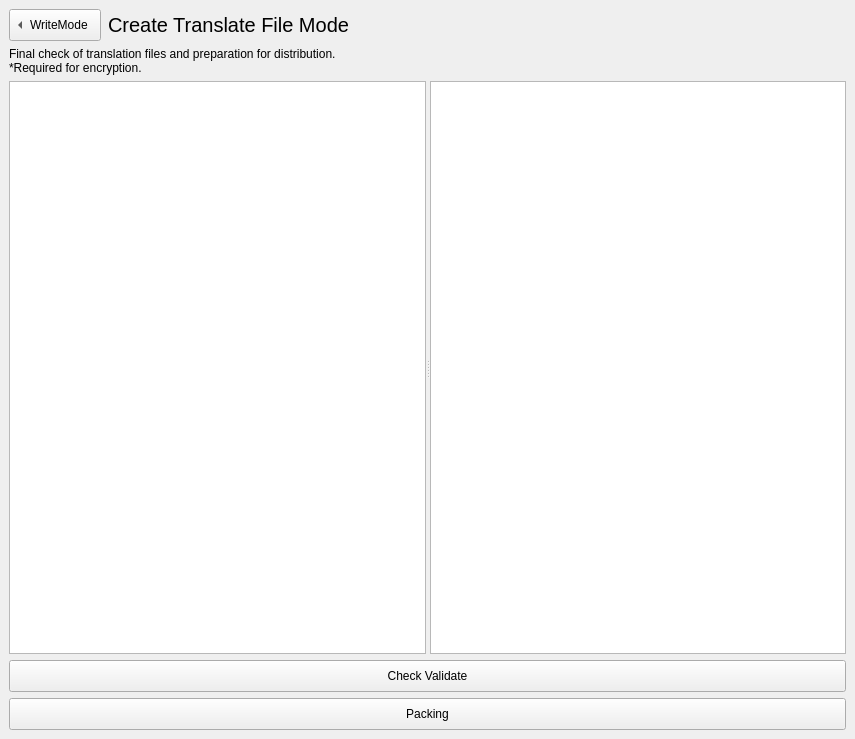
This is src/ui/PackingMode.ui in MUkoutyan/langscore-app as Qt 5 draws it before an edit. The edited form follows.
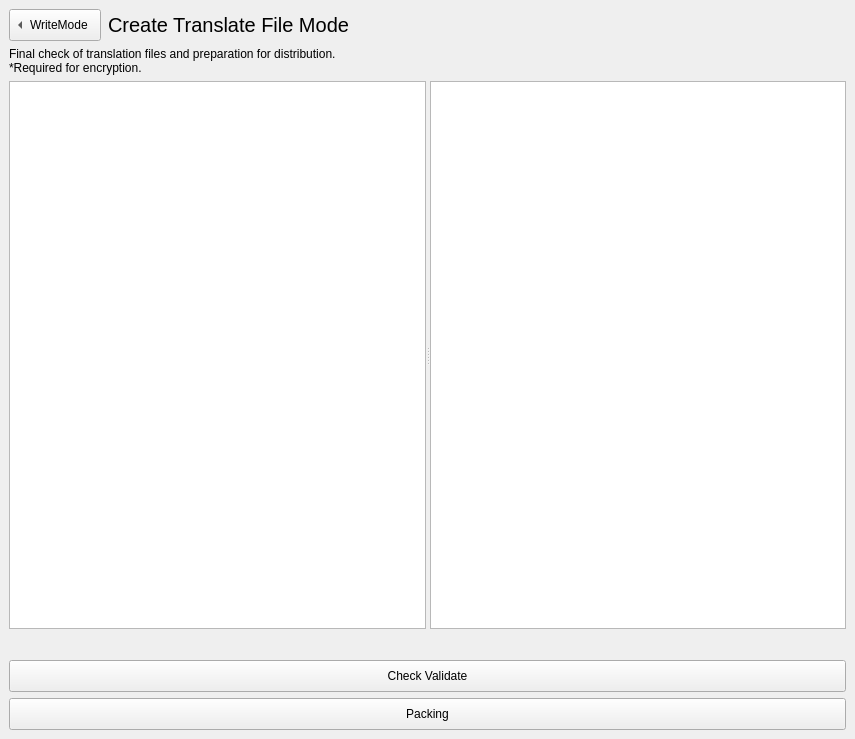
This is the edited form.

```diff
--- a/src/ui/PackingMode.ui
+++ b/src/ui/PackingMode.ui
@@ -13,7 +13,7 @@
   <property name="windowTitle">
    <string>Form</string>
   </property>
-  <layout class="QVBoxLayout" name="verticalLayout" stretch="0,0,1,0,0">
+  <layout class="QVBoxLayout" name="verticalLayout" stretch="0,0,1,0,0,0">
    <property name="spacing">
     <number>6</number>
    </property>
@@ -139,6 +139,22 @@
      </widget>
     </widget>
    </item>
+   <item>
+    <spacer name="verticalSpacer">
+     <property name="orientation">
+      <enum>Qt::Vertical</enum>
+     </property>
+     <property name="sizeType">
+      <enum>QSizePolicy::Fixed</enum>
+     </property>
+     <property name="sizeHint" stdset="0">
+      <size>
+       <width>20</width>
+       <height>25</height>
+      </size>
+     </property>
+    </spacer>
+   </item>
    <item>
     <widget class="QPushButton" name="validateButton">
      <property name="minimumSize">
```
